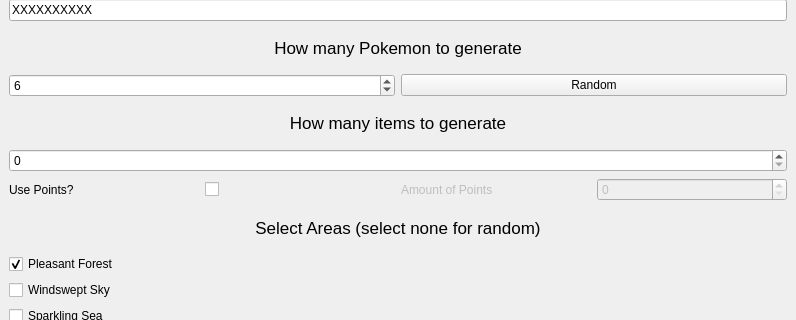
Qt form menu.ui (Paxnar/EntralinkedRandomizer) before a commit; both pictures show x 0 to 796 and y 177 to 497 of the 796 by 738 pixel window.
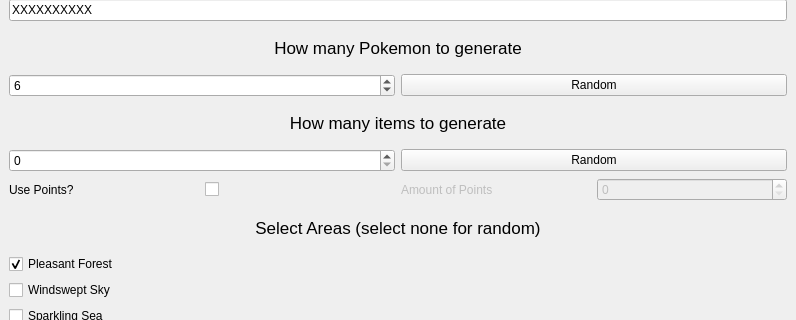
The same form after that commit. Icons and pictures are not drawn.

```diff
--- a/menu.ui
+++ b/menu.ui
@@ -137,11 +137,22 @@
      </widget>
     </item>
     <item>
+     <layout class="QHBoxLayout" name="horizontalLayout_3">
+      <item>
      <widget class="QSpinBox" name="spinBox_2">
       <property name="maximum">
        <number>12</number>
       </property>
      </widget>
+      </item>
+      <item>
+       <widget class="QPushButton" name="pushButton_4">
+        <property name="text">
+         <string>Random</string>
+        </property>
+       </widget>
+      </item>
+     </layout>
     </item>
     <item>
      <layout class="QHBoxLayout" name="horizontalLayout">
```
Lines whose indentation alone changed are shown as unchanged.
